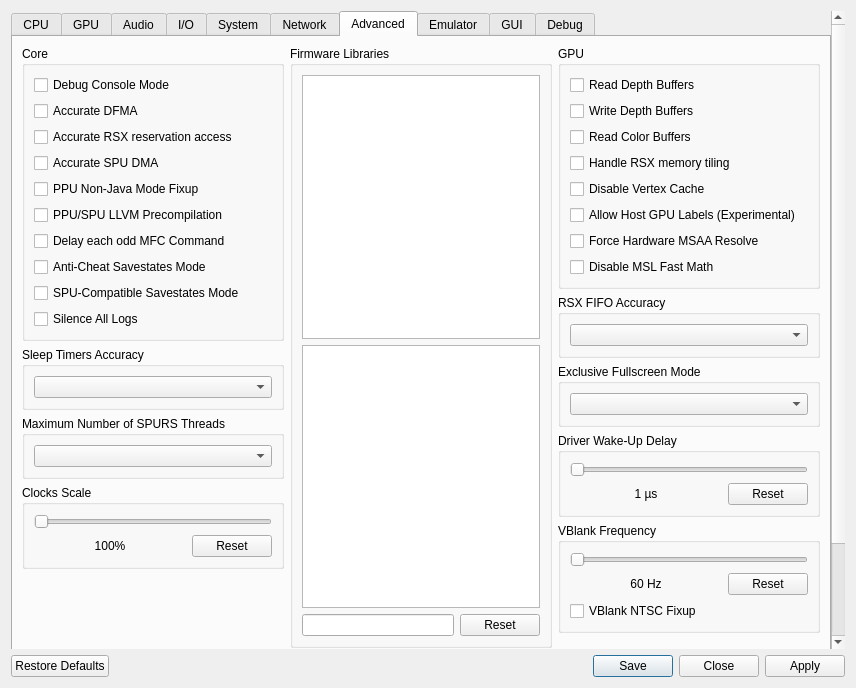
First picture: the form in rpcs3/rpcs3qt/settings_dialog.ui, repository RPCS3/rpcs3, before the edit.
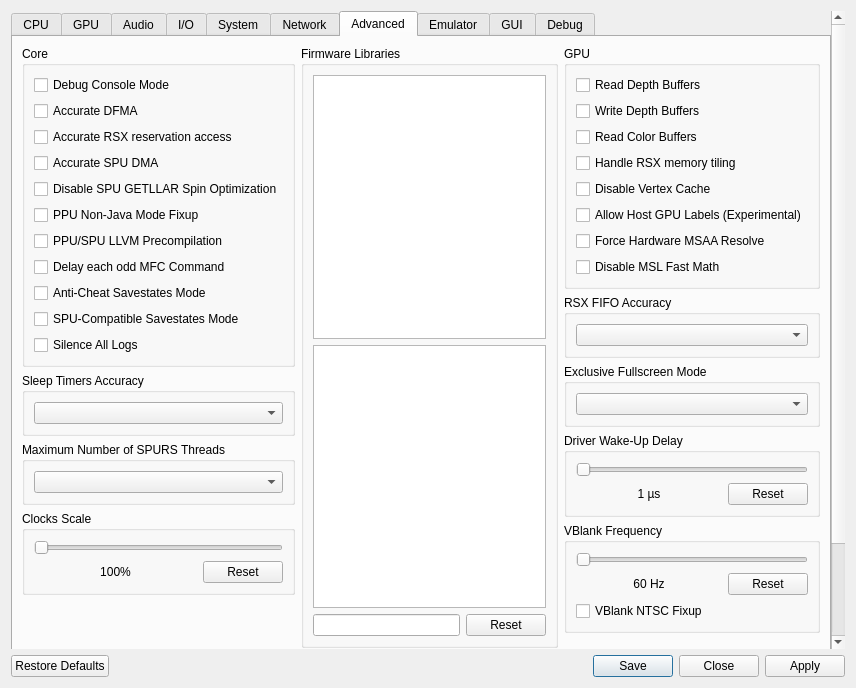
Second picture: the form after the edit. The open tabs and pages were chosen to show the change. Icons and pictures are not drawn.

Commit message: SPU: Add Disable SPU GETLLAR Spin Optimization checkbox

```diff
--- a/rpcs3/rpcs3qt/settings_dialog.ui
+++ b/rpcs3/rpcs3qt/settings_dialog.ui
@@ -2422,6 +2422,13 @@
                  </property>
                 </widget>
                </item>
+               <item>
+                <widget class="QCheckBox" name="disableSpinOptimization">
+                 <property name="text">
+                  <string>Disable SPU GETLLAR Spin Optimization</string>
+                 </property>
+                </widget>
+               </item>
                <item>
                 <widget class="QCheckBox" name="ppuNJFixup">
                  <property name="text">
```
Left out of the diff: 4 changed lines with no effect on the pictures. Lines whose indentation alone changed are shown as unchanged. The commit also changes 5 other files.
